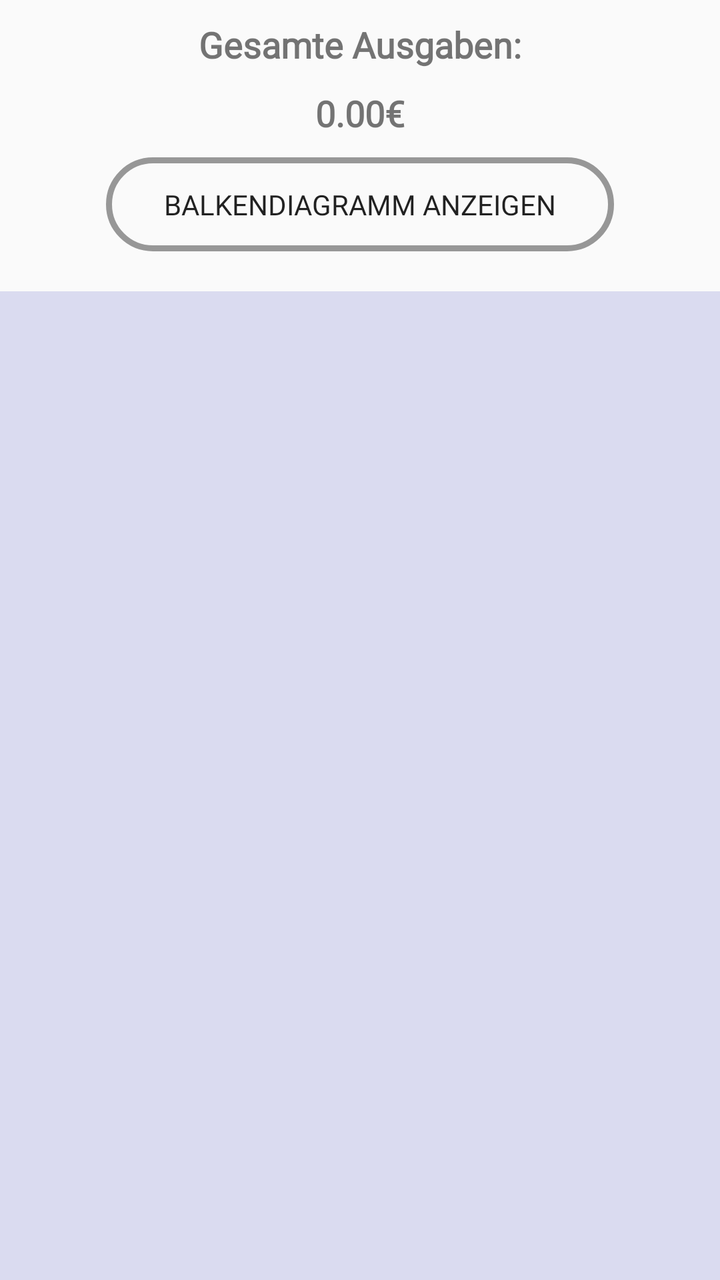
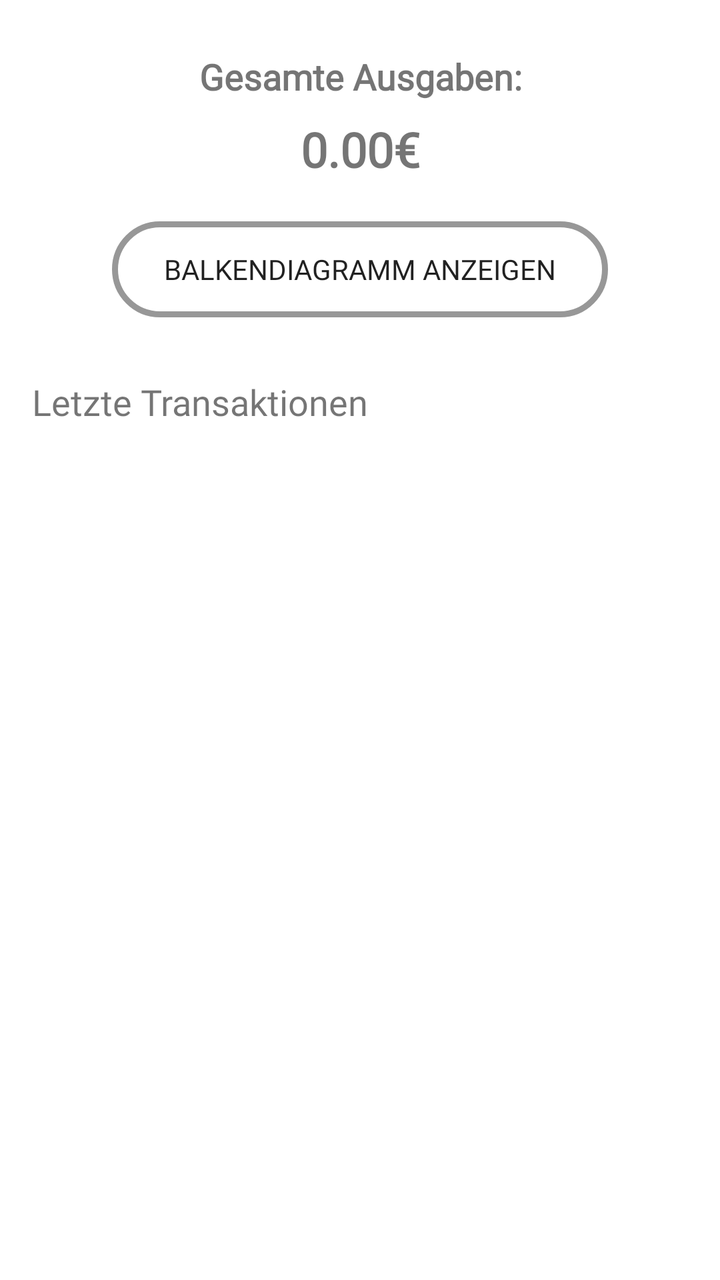

Two renders of the same Android screen: before a commit and after it. Below are the layout's source before the change and the commit's diff.
<!-- AndroidManifest.xml: application theme AppTheme -->
<!-- res/layout/fragment_statistic.xml -->
<?xml version="1.0" encoding="utf-8"?>
<LinearLayout
    xmlns:android="http://schemas.android.com/apk/res/android"
    xmlns:app="http://schemas.android.com/apk/res-auto"
    xmlns:tools="http://schemas.android.com/tools"
    android:layout_width="match_parent"
    android:layout_height="match_parent"
    android:orientation="vertical">

    <LinearLayout
        android:layout_width="match_parent"
        android:layout_height="wrap_content"
        android:orientation="horizontal"
        android:gravity="center"
        android:layout_marginTop="10dp">
        <TextView
            android:id="@+id/totalAmountView"
            android:layout_width="wrap_content"
            android:layout_height="wrap_content"
            android:text="@string/total_spending"
            android:fontFamily="@font/font"
            android:textSize="18sp"
            android:textStyle="bold"/>
    </LinearLayout>

    <LinearLayout
        android:layout_width="match_parent"
        android:layout_height="wrap_content"
        android:orientation="horizontal"
        android:gravity="center"
        android:layout_marginTop="10dp">
        <TextView
            android:id="@+id/totalAmount"
            android:layout_width="wrap_content"
            android:layout_height="wrap_content"
            android:text="@string/value_zero"
            android:fontFamily="@font/font"
            android:textSize="18sp"
            android:textStyle="bold"/>
    </LinearLayout>

    <LinearLayout
        android:layout_width="match_parent"
        android:layout_height="wrap_content"
        android:orientation="horizontal"
        android:gravity="center"
        android:layout_marginTop="10dp">

        <Button
            android:id="@+id/chartActivity"
            android:layout_width="254dp"
            android:layout_height="47dp"
            android:background="@drawable/button_rounded_corners_green"
            android:fontFamily="@font/font"
            android:gravity="center"
            android:padding="10dp"
            android:text="@string/show_barChart" />
    </LinearLayout>


    <RelativeLayout
        android:layout_width="match_parent"
        android:layout_height="wrap_content"
        android:layout_marginTop="20dp"
        android:background="#dadbf0"
        >

        <ListView
            android:id="@+id/listViewStatistic"
            android:layout_width="match_parent"
            android:layout_height="match_parent"
            android:layout_marginTop="4dp"
            android:background="#dadbf0"
            android:divider="#00000000"
            android:dividerHeight="8dp"
            android:layoutAnimation="@anim/layout_animation"
            android:padding="6dp"
            android:scrollbars="vertical" />

    </RelativeLayout>

</LinearLayout>
<!-- resources referenced by this layout -->
<resources>
  <!-- drawable button_rounded_corners_green (drawable) -->
  <?xml version="1.0" encoding="utf-8"?>
  <selector xmlns:android="http://schemas.android.com/apk/res/android">
      <item android:state_pressed="true"> 
          <shape android:shape="rectangle">
              <corners android:radius="30dip" />
              
              <solid android:color="@color/colorPrimary" />
          </shape>
      </item>
      <item>
          <shape android:shape="rectangle"> 
              <corners android:radius="30dip" />
              <stroke android:width="3dip" android:color="#979797" />
              <solid android:color="#00ffffff" />
          </shape>
      </item>
  </selector>
  <string name="show_barChart">Balkendiagramm anzeigen</string>
  <string name="total_spending">Gesamte Ausgaben: </string>
  <string name="value_zero">0.00€</string>
  <style name="AppTheme" parent="Theme.AppCompat.Light.DarkActionBar">
          
          <item name="colorPrimary">@color/colorPrimary</item>
          <item name="colorPrimaryDark">@color/colorPrimaryDark</item>
          <item name="colorAccent">@color/colorAccent</item>
      </style>
  <color name="colorPrimary">#00BF27</color>
  <color name="colorPrimaryDark">#087100</color>
  <color name="colorAccent">#03DAC5</color>
</resources>

<!-- the commit's change to res/layout/fragment_statistic.xml (unified diff, before → after) -->
@@ -1,82 +1,61 @@
 <?xml version="1.0" encoding="utf-8"?>
-<LinearLayout
-    xmlns:android="http://schemas.android.com/apk/res/android"
-    xmlns:app="http://schemas.android.com/apk/res-auto"
-    xmlns:tools="http://schemas.android.com/tools"
+<androidx.core.widget.NestedScrollView xmlns:android="http://schemas.android.com/apk/res/android"
     android:layout_width="match_parent"
     android:layout_height="match_parent"
-    android:orientation="vertical">
+    android:background="#FFF">
 
     <LinearLayout
         android:layout_width="match_parent"
         android:layout_height="wrap_content"
-        android:orientation="horizontal"
-        android:gravity="center"
-        android:layout_marginTop="10dp">
+        android:orientation="vertical"
+        android:padding="16dp">
+
         <TextView
-            android:id="@+id/totalAmountView"
-            android:layout_width="wrap_content"
+            android:layout_width="match_parent"
             android:layout_height="wrap_content"
             android:text="@string/total_spending"
             android:fontFamily="@font/font"
             android:textSize="18sp"
-            android:textStyle="bold"/>
-    </LinearLayout>
+            android:textStyle="bold"
+            android:gravity="center"
+            android:layout_marginTop="10dp"/>
 
-    <LinearLayout
-        android:layout_width="match_parent"
-        android:layout_height="wrap_content"
-        android:orientation="horizontal"
-        android:gravity="center"
-        android:layout_marginTop="10dp">
         <TextView
             android:id="@+id/totalAmount"
-            android:layout_width="wrap_content"
+            android:layout_width="match_parent"
             android:layout_height="wrap_content"
             android:text="@string/value_zero"
             android:fontFamily="@font/font"
-            android:textSize="18sp"
-            android:textStyle="bold"/>
-    </LinearLayout>
-
-    <LinearLayout
-        android:layout_width="match_parent"
-        android:layout_height="wrap_content"
-        android:orientation="horizontal"
-        android:gravity="center"
-        android:layout_marginTop="10dp">
+            android:textSize="24sp"
+            android:textStyle="bold"
+            android:gravity="center"
+            android:layout_marginTop="8dp"/>
 
         <Button
             android:id="@+id/chartActivity"
-            android:layout_width="254dp"
-            android:layout_height="47dp"
+            android:layout_width="match_parent"
+            android:layout_height="wrap_content"
             android:background="@drawable/button_rounded_corners_green"
             android:fontFamily="@font/font"
-            android:gravity="center"
-            android:padding="10dp"
-            android:text="@string/show_barChart" />
+            android:text="@string/show_barChart"
+            android:layout_marginTop="20dp"
+            android:layout_marginHorizontal="40dp"/>
+
+        <TextView
+            android:layout_width="match_parent"
+            android:layout_height="wrap_content"
+            android:text="@string/last_transaction"
+            android:fontFamily="@font/font"
+            android:textSize="18sp"
+            android:layout_marginTop="30dp"
+            android:layout_marginBottom="10dp"/>
+
+        <LinearLayout
+            android:id="@+id/categoryListContainer"
+            android:layout_width="match_parent"
+            android:layout_height="wrap_content"
+            android:orientation="vertical" />
+
     </LinearLayout>
 
-
-    <RelativeLayout
-        android:layout_width="match_parent"
-        android:layout_height="wrap_content"
-        android:layout_marginTop="20dp"
-        android:background="#dadbf0"
-        >
-
-        <ListView
-            android:id="@+id/listViewStatistic"
-            android:layout_width="match_parent"
-            android:layout_height="match_parent"
-            android:layout_marginTop="4dp"
-            android:background="#dadbf0"
-            android:divider="#00000000"
-            android:dividerHeight="8dp"
-            android:layoutAnimation="@anim/layout_animation"
-            android:padding="6dp"
-            android:scrollbars="vertical" />
-
-    </RelativeLayout>
-
-</LinearLayout>
+</androidx.core.widget.NestedScrollView>
<!-- resource entries referenced after the edit -->
@@ -18,6 +18,7 @@
           </shape>
       </item>
   </selector>
+  <string name="last_transaction">Letzte Transaktionen</string>
   <string name="show_barChart">Balkendiagramm anzeigen</string>
   <string name="total_spending">Gesamte Ausgaben: </string>
   <string name="value_zero">0.00€</string>
